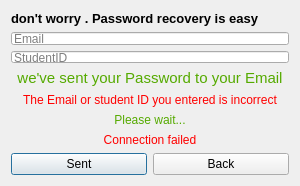
Old version of the form LoginPart/ForgetPass.ui in the repository EE-AUT/Media-player.
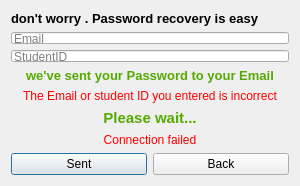
New version of the form. Icons and pictures are not drawn.

Diff of the .ui file:
```diff
--- a/LoginPart/ForgetPass.ui
+++ b/LoginPart/ForgetPass.ui
@@ -61,10 +61,10 @@
      <property name="font">
       <font>
        <family>MS Shell Dlg 2</family>
-       <pointsize>11</pointsize>
-       <weight>50</weight>
+       <pointsize>10</pointsize>
+       <weight>75</weight>
        <italic>false</italic>
-       <bold>false</bold>
+       <bold>true</bold>
       </font>
      </property>
      <property name="styleSheet">
@@ -188,7 +188,9 @@
     <widget class="QLabel" name="label_Wait">
      <property name="font">
       <font>
-       <pointsize>9</pointsize>
+       <pointsize>11</pointsize>
+       <weight>75</weight>
+       <bold>true</bold>
       </font>
      </property>
      <property name="styleSheet">
```
Left out of the diff: 2 changed lines with no effect on the pictures.
